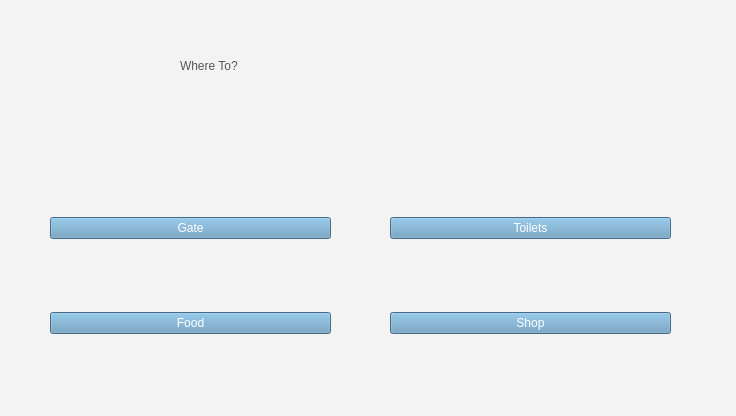
Qt form ui/the.ui (yussefsoudan/sdp-ian) before a commit.
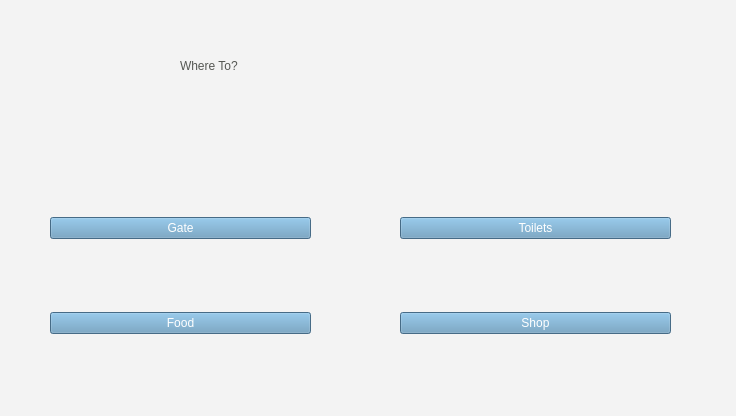
The same form after that commit. The open tabs and pages were chosen to show the change. Icons and pictures are not drawn.

```diff
--- a/ui/the.ui
+++ b/ui/the.ui
@@ -44,7 +44,7 @@
    <number>3</number>
   </property>
   <property name="autoFillBackground">
-   <bool>false</bool>
+   <bool>true</bool>
   </property>
   <property name="styleSheet">
    <string notr="true">background-color: rgb(255, 255, 255);
@@ -429,7 +429,7 @@
      <rect>
       <x>50</x>
       <y>150</y>
-      <width>281</width>
+      <width>261</width>
       <height>251</height>
      </rect>
     </property>
@@ -439,6 +439,9 @@
        <property name="layoutDirection">
         <enum>Qt::LeftToRight</enum>
        </property>
+       <property name="autoFillBackground">
+        <bool>false</bool>
+       </property>
        <property name="styleSheet">
         <string notr="true">font:20 34pt &quot;montserrat&quot;;
 background-color: rgb(98, 150, 187);
@@ -453,17 +456,29 @@
        </property>
        <property name="iconSize">
         <size>
-         <width>40</width>
-         <height>40</height>
+         <width>60</width>
+         <height>60</height>
         </size>
        </property>
        <property name="checkable">
         <bool>false</bool>
        </property>
+       <property name="autoDefault">
+        <bool>false</bool>
+       </property>
+       <property name="default">
+        <bool>false</bool>
+       </property>
+       <property name="flat">
+        <bool>false</bool>
+       </property>
       </widget>
      </item>
      <item>
       <widget class="QPushButton" name="food">
+       <property name="autoFillBackground">
+        <bool>false</bool>
+       </property>
        <property name="styleSheet">
         <string notr="true">font:20 34pt &quot;montserrat&quot;;
 background-color: rgb(98, 150, 187);
@@ -478,10 +493,13 @@
        </property>
        <property name="iconSize">
         <size>
-         <width>40</width>
-         <height>40</height>
+         <width>60</width>
+         <height>60</height>
         </size>
        </property>
+       <property name="flat">
+        <bool>false</bool>
+       </property>
       </widget>
      </item>
     </layout>
@@ -489,9 +507,9 @@
    <widget class="QWidget" name="verticalLayoutWidget_3">
     <property name="geometry">
      <rect>
-      <x>390</x>
+      <x>400</x>
       <y>150</y>
-      <width>281</width>
+      <width>271</width>
       <height>251</height>
      </rect>
     </property>
@@ -504,6 +522,9 @@
        <property name="layoutDirection">
         <enum>Qt::LeftToRight</enum>
        </property>
+       <property name="autoFillBackground">
+        <bool>false</bool>
+       </property>
        <property name="styleSheet">
         <string notr="true">font:20 34pt &quot;montserrat&quot;;
 background-color: rgb(98, 150, 187);
@@ -518,8 +539,8 @@
        </property>
        <property name="iconSize">
         <size>
-         <width>40</width>
-         <height>40</height>
+         <width>60</width>
+         <height>60</height>
         </size>
        </property>
        <property name="autoDefault">
@@ -535,6 +556,9 @@
      </item>
      <item>
       <widget class="QPushButton" name="shop">
+       <property name="autoFillBackground">
+        <bool>false</bool>
+       </property>
        <property name="styleSheet">
         <string notr="true">font:20 34pt &quot;montserrat&quot;;
 background-color: rgb(98, 150, 187);
@@ -549,53 +573,24 @@
        </property>
        <property name="iconSize">
         <size>
-         <width>40</width>
-         <height>40</height>
+         <width>60</width>
+         <height>60</height>
         </size>
        </property>
+       <property name="flat">
+        <bool>false</bool>
+       </property>
       </widget>
      </item>
     </layout>
    </widget>
-   <widget class="QPushButton" name="back_to_info">
-    <property name="geometry">
-     <rect>
-      <x>0</x>
-      <y>0</y>
-      <width>81</width>
-      <height>71</height>
-     </rect>
-    </property>
-    <property name="autoFillBackground">
-     <bool>false</bool>
-    </property>
-    <property name="styleSheet">
-     <string notr="true"/>
-    </property>
-    <property name="text">
-     <string/>
-    </property>
-    <property name="icon">
-     <iconset>
-      <normaloff>icons/backblue.png</normaloff>icons/backblue.png</iconset>
-    </property>
-    <property name="iconSize">
-     <size>
-      <width>60</width>
-      <height>60</height>
-     </size>
-    </property>
-    <property name="flat">
-     <bool>true</bool>
-    </property>
-   </widget>
    <widget class="QPushButton" name="info_3">
     <property name="geometry">
      <rect>
-      <x>670</x>
-      <y>0</y>
-      <width>51</width>
-      <height>81</height>
+      <x>580</x>
+      <y>5</y>
+      <width>71</width>
+      <height>71</height>
      </rect>
     </property>
     <property name="text">
@@ -603,7 +598,65 @@
     </property>
     <property name="icon">
      <iconset>
-      <normaloff>icons/question.png</normaloff>icons/question.png</iconset>
+      <normaloff>icons/UI Icons/question_yellow.png</normaloff>icons/UI Icons/question_yellow.png</iconset>
+    </property>
+    <property name="iconSize">
+     <size>
+      <width>65</width>
+      <height>65</height>
+     </size>
+    </property>
+    <property name="flat">
+     <bool>true</bool>
+    </property>
+   </widget>
+   <widget class="QPushButton" name="back_to_info">
+    <property name="geometry">
+     <rect>
+      <x>5</x>
+      <y>5</y>
+      <width>71</width>
+      <height>71</height>
+     </rect>
+    </property>
+    <property name="autoFillBackground">
+     <bool>false</bool>
+    </property>
+    <property name="styleSheet">
+     <string notr="true"/>
+    </property>
+    <property name="text">
+     <string/>
+    </property>
+    <property name="icon">
+     <iconset>
+      <normaloff>icons/UI Icons/back_blue.png</normaloff>icons/UI Icons/back_blue.png</iconset>
+    </property>
+    <property name="iconSize">
+     <size>
+      <width>65</width>
+      <height>65</height>
+     </size>
+    </property>
+    <property name="flat">
+     <bool>true</bool>
+    </property>
+   </widget>
+   <widget class="QPushButton" name="exit_3">
+    <property name="geometry">
+     <rect>
+      <x>660</x>
+      <y>5</y>
+      <width>71</width>
+      <height>71</height>
+     </rect>
+    </property>
+    <property name="text">
+     <string/>
+    </property>
+    <property name="icon">
+     <iconset>
+      <normaloff>icons/UI Icons/cross.png</normaloff>icons/UI Icons/cross.png</iconset>
     </property>
     <property name="iconSize">
      <size>
```
Left out of the diff: 746 changed lines with no effect on the pictures.
